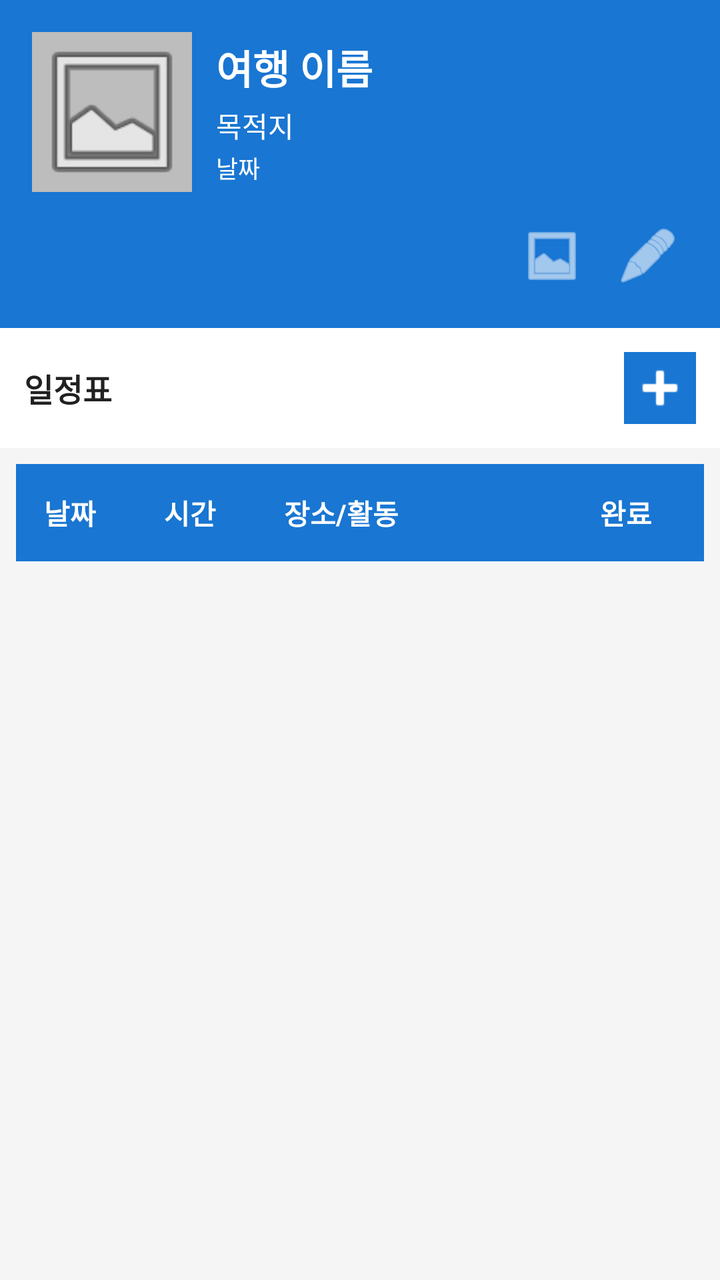
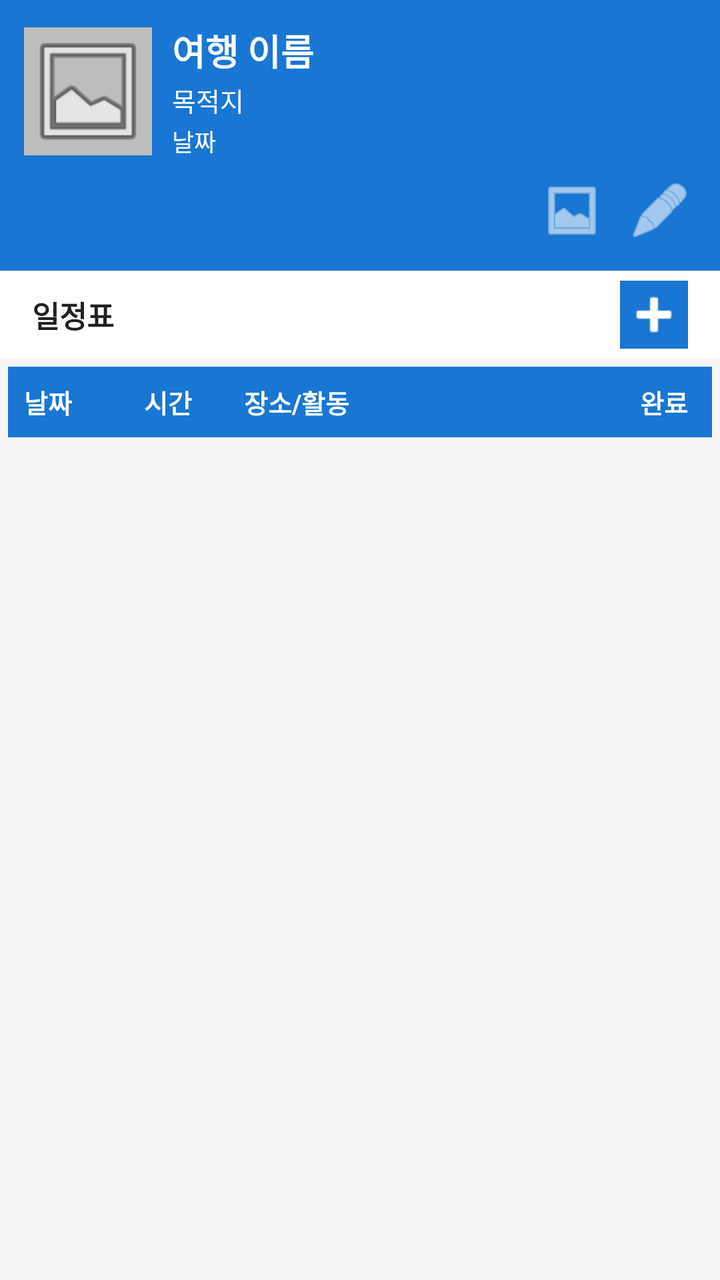

Screens rendered from an Android XML layout before and after an edit, with the pre-edit source and the edit as a unified diff.
<!-- AndroidManifest.xml: application theme Theme.TravelPlanner -->
<!-- res/layout/activity_trip_detail.xml -->
<?xml version="1.0" encoding="utf-8"?>
<LinearLayout xmlns:android="http://schemas.android.com/apk/res/android"
    android:layout_width="match_parent"
    android:layout_height="match_parent"
    android:orientation="vertical"
    android:background="@color/colorBackground">

    
    <LinearLayout
        android:id="@+id/layoutHeader"
        android:layout_width="match_parent"
        android:layout_height="wrap_content"
        android:orientation="vertical"
        android:background="@color/colorPrimary"
        android:padding="16dp">

        <RelativeLayout
            android:layout_width="match_parent"
            android:layout_height="wrap_content">

            <ImageView
                android:id="@+id/ivTripCover"
                android:layout_width="80dp"
                android:layout_height="80dp"
                android:src="@android:drawable/ic_menu_gallery"
                android:scaleType="centerCrop"
                android:background="@color/colorDivider"
                android:layout_alignParentStart="true"
                android:layout_centerVertical="true"/>

            <LinearLayout
                android:layout_width="wrap_content"
                android:layout_height="wrap_content"
                android:orientation="vertical"
                android:layout_toEndOf="@id/ivTripCover"
                android:layout_marginStart="12dp"
                android:layout_centerVertical="true">

                <TextView
                    android:id="@+id/tvDetailTripName"
                    android:layout_width="wrap_content"
                    android:layout_height="wrap_content"
                    android:text="여행 이름"
                    android:textColor="@color/white"
                    android:textSize="20sp"
                    android:textStyle="bold"/>

                <TextView
                    android:id="@+id/tvDetailDestination"
                    android:layout_width="wrap_content"
                    android:layout_height="wrap_content"
                    android:text="목적지"
                    android:textColor="@color/white"
                    android:textSize="14sp"
                    android:layout_marginTop="4dp"/>

                <TextView
                    android:id="@+id/tvDetailDate"
                    android:layout_width="wrap_content"
                    android:layout_height="wrap_content"
                    android:text="날짜"
                    android:textColor="@color/white"
                    android:textSize="12sp"
                    android:layout_marginTop="2dp"/>
            </LinearLayout>
        </RelativeLayout>

        
        <LinearLayout
            android:layout_width="match_parent"
            android:layout_height="wrap_content"
            android:orientation="horizontal"
            android:layout_marginTop="12dp"
            android:gravity="end">

            <ImageButton
                android:id="@+id/btnGoGallery"
                android:layout_width="40dp"
                android:layout_height="40dp"
                android:src="@android:drawable/ic_menu_gallery"
                android:background="@android:color/transparent"
                android:tint="@color/white"
                android:contentDescription="사진첩"/>

            <ImageButton
                android:id="@+id/btnGoDiary"
                android:layout_width="40dp"
                android:layout_height="40dp"
                android:src="@android:drawable/ic_menu_edit"
                android:background="@android:color/transparent"
                android:tint="@color/white"
                android:layout_marginStart="8dp"
                android:contentDescription="여행 일기"/>
        </LinearLayout>
    </LinearLayout>

    
    <RelativeLayout
        android:layout_width="match_parent"
        android:layout_height="wrap_content"
        android:background="@color/white"
        android:padding="12dp">

        <TextView
            android:layout_width="wrap_content"
            android:layout_height="wrap_content"
            android:text="일정표"
            android:textSize="16sp"
            android:textStyle="bold"
            android:textColor="@color/colorTextPrimary"
            android:layout_centerVertical="true"/>

        <ImageButton
            android:id="@+id/btnAddSchedule"
            android:layout_width="36dp"
            android:layout_height="36dp"
            android:layout_alignParentEnd="true"
            android:src="@android:drawable/ic_input_add"
            android:background="@color/colorPrimary"
            android:tint="@color/white"
            android:contentDescription="일정 추가"/>
    </RelativeLayout>

    
    <TextView
        android:id="@+id/tvEmptySchedules"
        android:layout_width="wrap_content"
        android:layout_height="wrap_content"
        android:layout_gravity="center_horizontal"
        android:layout_marginTop="40dp"
        android:text="@string/no_schedules"
        android:textColor="@color/colorTextSecondary"
        android:textSize="14sp"
        android:gravity="center"
        android:visibility="gone"/>

    
    <ScrollView
        android:layout_width="match_parent"
        android:layout_height="0dp"
        android:layout_weight="1">

        
        <TableLayout
            android:id="@+id/tableSchedules"
            android:layout_width="match_parent"
            android:layout_height="wrap_content"
            android:stretchColumns="2"
            android:padding="8dp">

            
            <TableRow
                android:layout_width="match_parent"
                android:layout_height="wrap_content"
                android:background="@color/colorPrimary"
                android:padding="8dp">

                <TextView
                    android:layout_width="60dp"
                    android:layout_height="wrap_content"
                    android:text="날짜"
                    android:textColor="@color/white"
                    android:textStyle="bold"
                    android:padding="6dp"/>

                <TextView
                    android:layout_width="60dp"
                    android:layout_height="wrap_content"
                    android:text="시간"
                    android:textColor="@color/white"
                    android:textStyle="bold"
                    android:padding="6dp"/>

                <TextView
                    android:layout_width="0dp"
                    android:layout_weight="1"
                    android:layout_height="wrap_content"
                    android:text="장소/활동"
                    android:textColor="@color/white"
                    android:textStyle="bold"
                    android:padding="6dp"/>

                <TextView
                    android:layout_width="50dp"
                    android:layout_height="wrap_content"
                    android:text="완료"
                    android:textColor="@color/white"
                    android:textStyle="bold"
                    android:padding="6dp"/>
            </TableRow>
        </TableLayout>
    </ScrollView>

</LinearLayout>
<!-- resources referenced by this layout -->
<resources>
  <color name="colorBackground">#F5F5F5</color>
  <color name="colorDivider">#BDBDBD</color>
  <color name="colorPrimary">#1976D2</color>
  <color name="colorTextPrimary">#212121</color>
  <color name="colorTextSecondary">#757575</color>
  <color name="white">#FFFFFF</color>
  <string name="no_schedules">등록된 일정이 없습니다.</string>
  <style name="Theme.TravelPlanner" parent="Theme.AppCompat.Light.DarkActionBar">
          <item name="colorPrimary">@color/colorPrimary</item>
          <item name="colorPrimaryDark">@color/colorPrimaryDark</item>
          <item name="colorAccent">@color/colorAccent</item>
          <item name="android:windowBackground">@color/colorBackground</item>
      </style>
  <color name="colorPrimaryDark">#0D47A1</color>
  <color name="colorAccent">#FF9800</color>
</resources>

<!-- the commit's change to res/layout/activity_trip_detail.xml (unified diff, before → after) -->
@@ -5,14 +5,12 @@
     android:orientation="vertical"
     android:background="@color/colorBackground">
 
-    
     <LinearLayout
-        android:id="@+id/layoutHeader"
         android:layout_width="match_parent"
         android:layout_height="wrap_content"
         android:orientation="vertical"
         android:background="@color/colorPrimary"
-        android:padding="16dp">
+        android:padding="12dp">
 
         <RelativeLayout
             android:layout_width="match_parent"
@@ -20,8 +18,8 @@
 
             <ImageView
                 android:id="@+id/ivTripCover"
-                android:layout_width="80dp"
-                android:layout_height="80dp"
+                android:layout_width="64dp"
+                android:layout_height="64dp"
                 android:src="@android:drawable/ic_menu_gallery"
                 android:scaleType="centerCrop"
                 android:background="@color/colorDivider"
@@ -29,11 +27,11 @@
                 android:layout_centerVertical="true"/>
 
             <LinearLayout
-                android:layout_width="wrap_content"
+                android:layout_width="match_parent"
                 android:layout_height="wrap_content"
                 android:orientation="vertical"
                 android:layout_toEndOf="@id/ivTripCover"
-                android:layout_marginStart="12dp"
+                android:layout_marginStart="10dp"
                 android:layout_centerVertical="true">
 
                 <TextView
@@ -42,7 +40,7 @@
                     android:layout_height="wrap_content"
                     android:text="여행 이름"
                     android:textColor="@color/white"
-                    android:textSize="20sp"
+                    android:textSize="18sp"
                     android:textStyle="bold"/>
 
                 <TextView
@@ -51,8 +49,8 @@
                     android:layout_height="wrap_content"
                     android:text="목적지"
                     android:textColor="@color/white"
-                    android:textSize="14sp"
-                    android:layout_marginTop="4dp"/>
+                    android:textSize="13sp"
+                    android:layout_marginTop="2dp"/>
 
                 <TextView
                     android:id="@+id/tvDetailDate"
@@ -65,18 +63,17 @@
             </LinearLayout>
         </RelativeLayout>
 
-        
         <LinearLayout
             android:layout_width="match_parent"
             android:layout_height="wrap_content"
             android:orientation="horizontal"
-            android:layout_marginTop="12dp"
+            android:layout_marginTop="8dp"
             android:gravity="end">
 
             <ImageButton
                 android:id="@+id/btnGoGallery"
-                android:layout_width="40dp"
-                android:layout_height="40dp"
+                android:layout_width="36dp"
+                android:layout_height="36dp"
                 android:src="@android:drawable/ic_menu_gallery"
                 android:background="@android:color/transparent"
                 android:tint="@color/white"
@@ -84,8 +81,8 @@
 
             <ImageButton
                 android:id="@+id/btnGoDiary"
-                android:layout_width="40dp"
-                android:layout_height="40dp"
+                android:layout_width="36dp"
+                android:layout_height="36dp"
                 android:src="@android:drawable/ic_menu_edit"
                 android:background="@android:color/transparent"
                 android:tint="@color/white"
@@ -94,66 +91,63 @@
         </LinearLayout>
     </LinearLayout>
 
-    
     <RelativeLayout
         android:layout_width="match_parent"
-        android:layout_height="wrap_content"
+        android:layout_height="44dp"
         android:background="@color/white"
-        android:padding="12dp">
+        android:paddingStart="16dp"
+        android:paddingEnd="8dp">
 
         <TextView
             android:layout_width="wrap_content"
             android:layout_height="wrap_content"
+            android:layout_centerVertical="true"
             android:text="일정표"
-            android:textSize="16sp"
+            android:textSize="15sp"
             android:textStyle="bold"
-            android:textColor="@color/colorTextPrimary"
-            android:layout_centerVertical="true"/>
+            android:textColor="@color/colorTextPrimary"/>
 
         <ImageButton
             android:id="@+id/btnAddSchedule"
-            android:layout_width="36dp"
-            android:layout_height="36dp"
+            android:layout_width="34dp"
+            android:layout_height="34dp"
             android:layout_alignParentEnd="true"
+            android:layout_centerVertical="true"
+            android:layout_marginEnd="8dp"
             android:src="@android:drawable/ic_input_add"
             android:background="@color/colorPrimary"
             android:tint="@color/white"
             android:contentDescription="일정 추가"/>
     </RelativeLayout>
 
-    
     <TextView
         android:id="@+id/tvEmptySchedules"
         android:layout_width="wrap_content"
         android:layout_height="wrap_content"
         android:layout_gravity="center_horizontal"
-        android:layout_marginTop="40dp"
+        android:layout_marginTop="32dp"
         android:text="@string/no_schedules"
         android:textColor="@color/colorTextSecondary"
         android:textSize="14sp"
         android:gravity="center"
         android:visibility="gone"/>
 
-    
     <ScrollView
         android:layout_width="match_parent"
         android:layout_height="0dp"
         android:layout_weight="1">
 
-        
         <TableLayout
             android:id="@+id/tableSchedules"
             android:layout_width="match_parent"
             android:layout_height="wrap_content"
             android:stretchColumns="2"
-            android:padding="8dp">
+            android:padding="4dp">
 
-            
             <TableRow
                 android:layout_width="match_parent"
                 android:layout_height="wrap_content"
-                android:background="@color/colorPrimary"
-                android:padding="8dp">
+                android:background="@color/colorPrimary">
 
                 <TextView
                     android:layout_width="60dp"
@@ -161,15 +155,17 @@
                     android:text="날짜"
                     android:textColor="@color/white"
                     android:textStyle="bold"
-                    android:padding="6dp"/>
+                    android:padding="8dp"
+                    android:textSize="13sp"/>
 
                 <TextView
-                    android:layout_width="60dp"
+                    android:layout_width="50dp"
                     android:layout_height="wrap_content"
                     android:text="시간"
                     android:textColor="@color/white"
                     android:textStyle="bold"
-                    android:padding="6dp"/>
+                    android:padding="8dp"
+                    android:textSize="13sp"/>
 
                 <TextView
                     android:layout_width="0dp"
@@ -178,15 +174,17 @@
                     android:text="장소/활동"
                     android:textColor="@color/white"
                     android:textStyle="bold"
-                    android:padding="6dp"/>
+                    android:padding="8dp"
+                    android:textSize="13sp"/>
 
                 <TextView
-                    android:layout_width="50dp"
+                    android:layout_width="44dp"
                     android:layout_height="wrap_content"
                     android:text="완료"
                     android:textColor="@color/white"
                     android:textStyle="bold"
-                    android:padding="6dp"/>
+                    android:padding="8dp"
+                    android:textSize="13sp"/>
             </TableRow>
         </TableLayout>
     </ScrollView>
